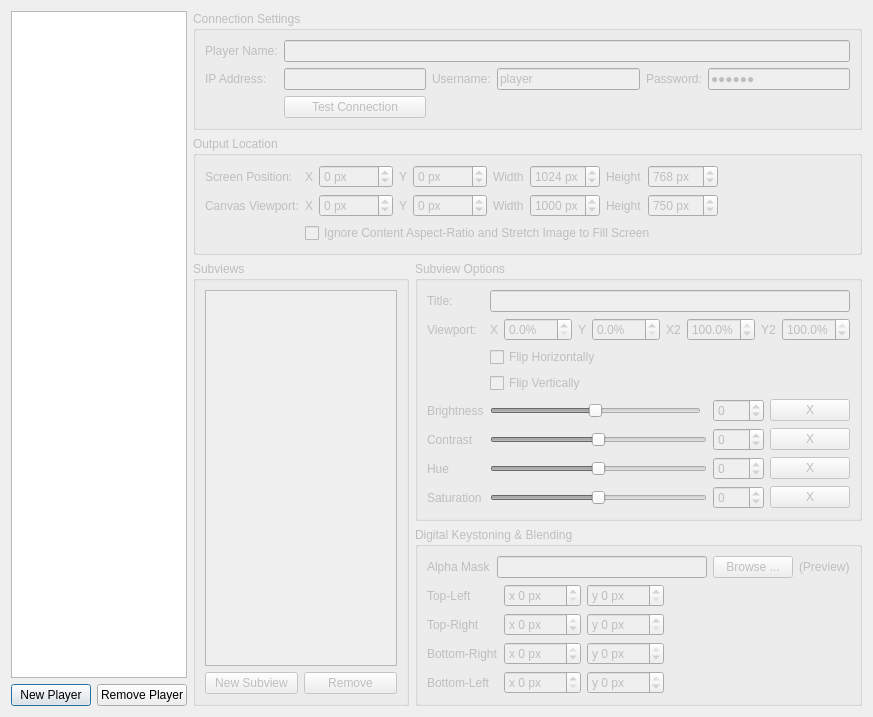
Before: the Qt Designer form src/glvidtex/PlayerSetupDialog.ui in google-code-export/dviz, drawn with Qt 5.
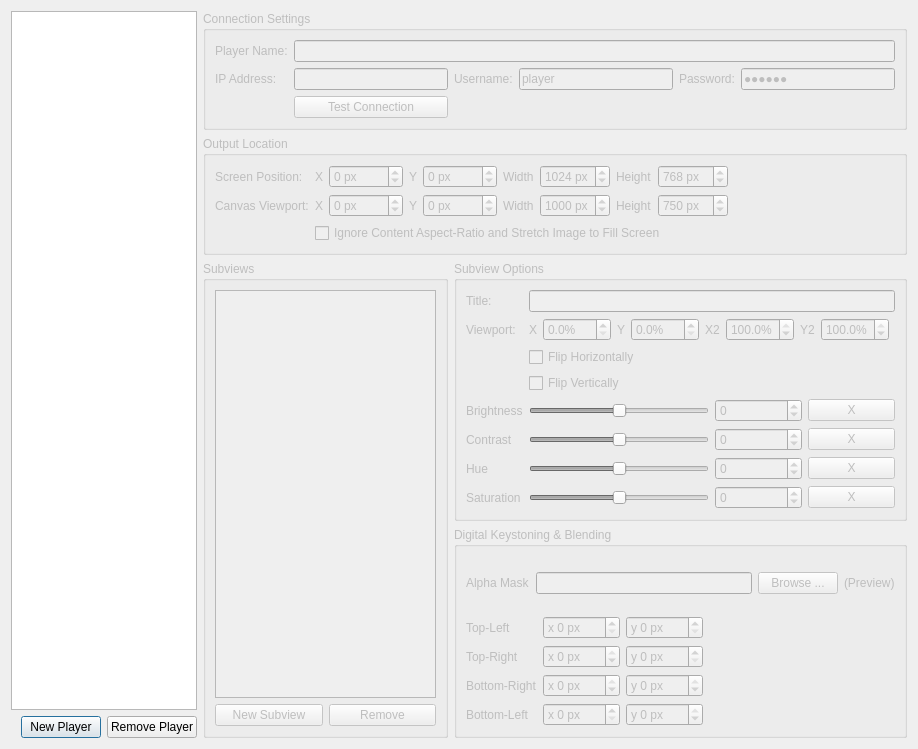
After: the same form once the commit is applied. Custom widgets are drawn as their Qt base class.

Commit message: Integrated the PlayerConnection to PlayerSetupDialog and DirectorWindow. Tested basic connection for sending player settings, subviews, groups, and scenes. Minor problem with it not recongnizing the second scene transmitted. Need to check the player to be sure its discarding/deleting old threads. Mostly working though.

Diff of the .ui file:
```diff
--- a/src/glvidtex/PlayerSetupDialog.ui
+++ b/src/glvidtex/PlayerSetupDialog.ui
@@ -6,8 +6,8 @@
    <rect>
     <x>0</x>
     <y>0</y>
-    <width>873</width>
-    <height>685</height>
+    <width>918</width>
+    <height>749</height>
    </rect>
   </property>
   <property name="windowTitle">
@@ -471,6 +471,12 @@
             </item>
             <item row="5" column="0">
              <widget class="QLabel" name="label_21">
+              <property name="sizePolicy">
+               <sizepolicy hsizetype="Preferred" vsizetype="Preferred">
+                <horstretch>0</horstretch>
+                <verstretch>0</verstretch>
+               </sizepolicy>
+              </property>
               <property name="text">
                <string>Brightness</string>
               </property>
@@ -479,7 +485,7 @@
               </property>
              </widget>
             </item>
-            <item row="5" column="1">
+            <item row="5" column="1" colspan="2">
              <widget class="QSlider" name="subviewBrightnessSlider">
               <property name="minimum">
                <number>-100</number>
```
The commit also changes 11 other files.
